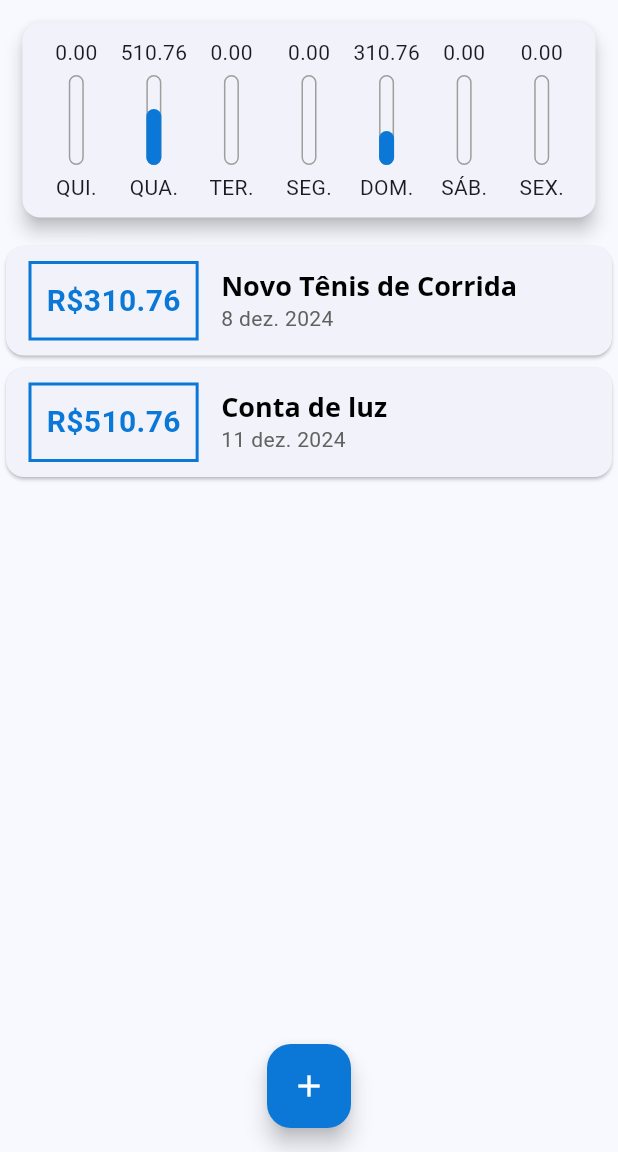
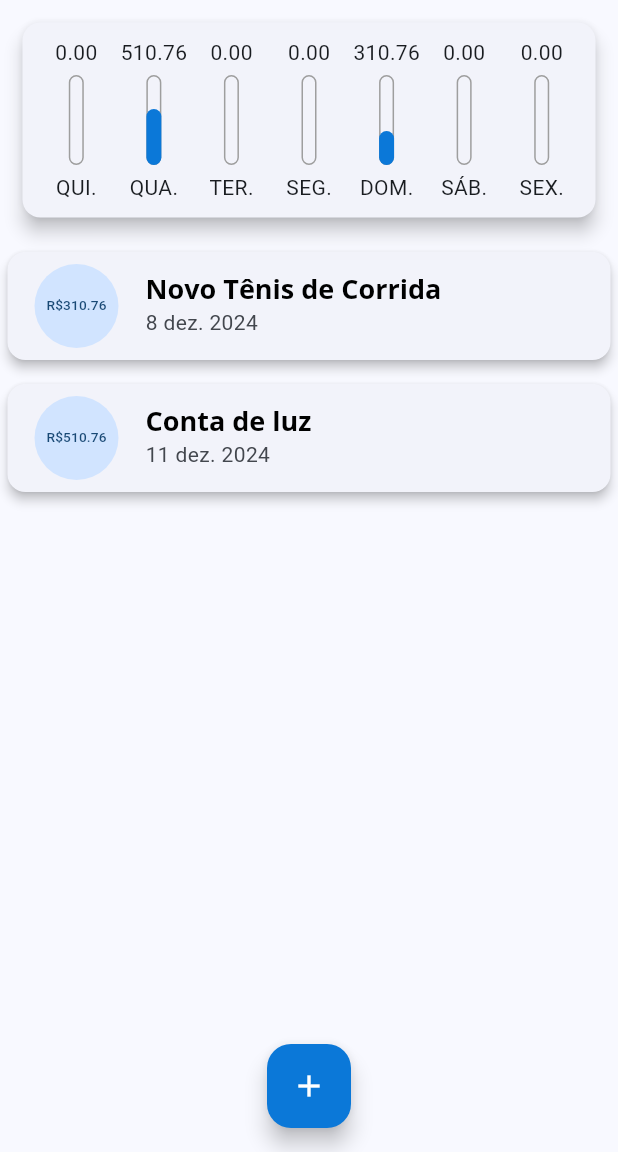
Before and after one commit to Jooaomarcelo/despesas-app, a Flutter app: the screen it shows after launch, on a phone screen of 412 x 824 dp, the part 84-1236 px from its top. Run offline on Flutter 3.47's test engine with Material 3 defaults, Android fonts, the light colour scheme and no system bars.

Commit message:
Edited transaction list cards to List Tile widget

```diff
--- a/lib/components/transaction_list.dart
+++ b/lib/components/transaction_list.dart
@@ -38,43 +38,27 @@ class TransactionList extends StatelessWidget {
               itemBuilder: (ctx, index) {
                 final tr = transactions[index];
                 return Card(
-                  child: Row(
-                    children: <Widget>[
-                      Container(
+                  elevation: 3,
                   margin: const EdgeInsets.symmetric(
-                            horizontal: 15, vertical: 10),
-                        decoration: BoxDecoration(
-                          border: Border.all(
-                            color: Theme.of(context).colorScheme.primary,
-                            width: 2,
+                    vertical: 8,
+                    horizontal: 5,
                   ),
-                        ),
+                  child: ListTile(
+                    leading: CircleAvatar(
+                      radius: 30,
+                      child: Padding(
                         padding: const EdgeInsets.all(10),
-                        child: Text(
-                          'R\$${tr.value.toStringAsFixed(2)}',
-                          style: TextStyle(
-                            fontWeight: FontWeight.bold,
-                            fontSize: 20,
-                            color: Theme.of(context).colorScheme.primary,
+                        child: FittedBox(
+                          child: Text('R\$${tr.value}'),
                         ),
                       ),
                     ),
-                      Column(
-                        crossAxisAlignment: CrossAxisAlignment.start,
-                        children: <Widget>[
-                          Text(
+                    title: Text(
                       tr.title,
                       style: Theme.of(context).textTheme.titleLarge,
                     ),
-                          Text(
-                            DateFormat('d MMM y', 'pt_BR').format(tr.date),
-                            style: TextStyle(
-                              color: Colors.grey[700],
-                            ),
-                          )
-                        ],
-                      )
-                    ],
+                    subtitle:
+                        Text(DateFormat('d MMM y', 'pt_BR').format(tr.date)),
                   ),
                 );
               },
```
Lines whose indentation alone changed are shown as unchanged.
